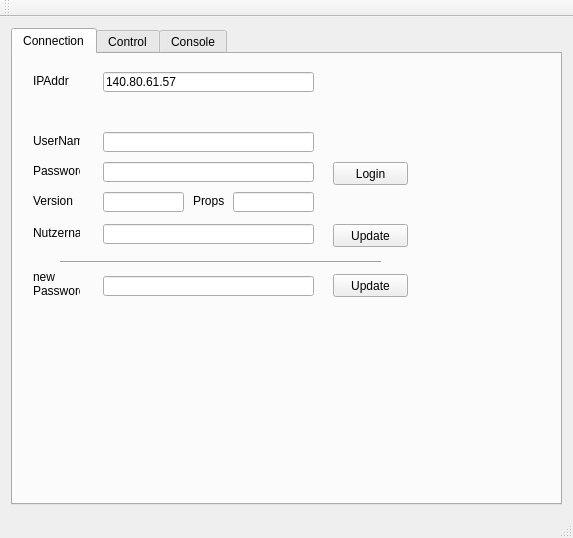
Qt form StamOrga/PC/mainwindow.ui (WaterMax83/StamOrga) before a commit.
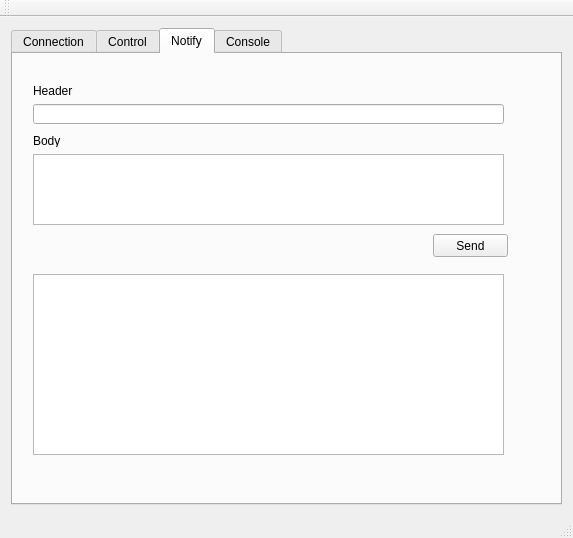
The same form after that commit. The open tabs and pages were chosen to show the change.

What changed in the file:
```diff
--- a/StamOrga/PC/mainwindow.ui
+++ b/StamOrga/PC/mainwindow.ui
@@ -407,6 +407,86 @@
           </item>
          </layout>
         </widget>
+        <widget class="QWidget" name="tab_3">
+         <attribute name="title">
+          <string>Notify</string>
+         </attribute>
+         <widget class="QLineEdit" name="lEditNotifyHeader">
+          <property name="geometry">
+           <rect>
+            <x>20</x>
+            <y>50</y>
+            <width>471</width>
+            <height>20</height>
+           </rect>
+          </property>
+         </widget>
+         <widget class="QLabel" name="label_13">
+          <property name="geometry">
+           <rect>
+            <x>20</x>
+            <y>30</y>
+            <width>47</width>
+            <height>13</height>
+           </rect>
+          </property>
+          <property name="text">
+           <string>Header</string>
+          </property>
+         </widget>
+         <widget class="QLabel" name="label_14">
+          <property name="geometry">
+           <rect>
+            <x>20</x>
+            <y>80</y>
+            <width>47</width>
+            <height>13</height>
+           </rect>
+          </property>
+          <property name="text">
+           <string>Body</string>
+          </property>
+         </widget>
+         <widget class="QTextEdit" name="txtEditNotifyBody">
+          <property name="geometry">
+           <rect>
+            <x>20</x>
+            <y>100</y>
+            <width>471</width>
+            <height>71</height>
+           </rect>
+          </property>
+         </widget>
+         <widget class="QPushButton" name="btnSendNotify">
+          <property name="geometry">
+           <rect>
+            <x>420</x>
+            <y>180</y>
+            <width>75</width>
+            <height>23</height>
+           </rect>
+          </property>
+          <property name="text">
+           <string>Send</string>
+          </property>
+         </widget>
+         <widget class="QTextEdit" name="txtEditNotifyLastMessage">
+          <property name="geometry">
+           <rect>
+            <x>20</x>
+            <y>220</y>
+            <width>471</width>
+            <height>181</height>
+           </rect>
+          </property>
+          <property name="autoFillBackground">
+           <bool>false</bool>
+          </property>
+          <property name="readOnly">
+           <bool>true</bool>
+          </property>
+         </widget>
+        </widget>
         <widget class="QWidget" name="tabConsole">
          <attribute name="title">
           <string>Console</string>
```
Left out of the diff: 2 changed lines with no effect on the pictures.
